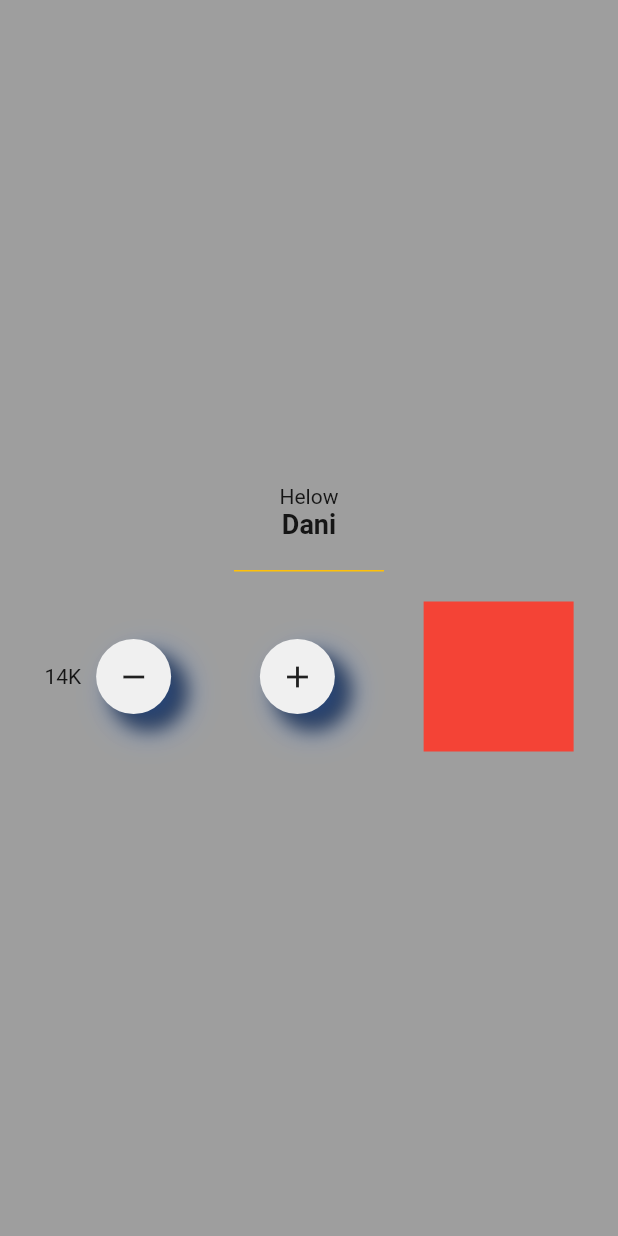
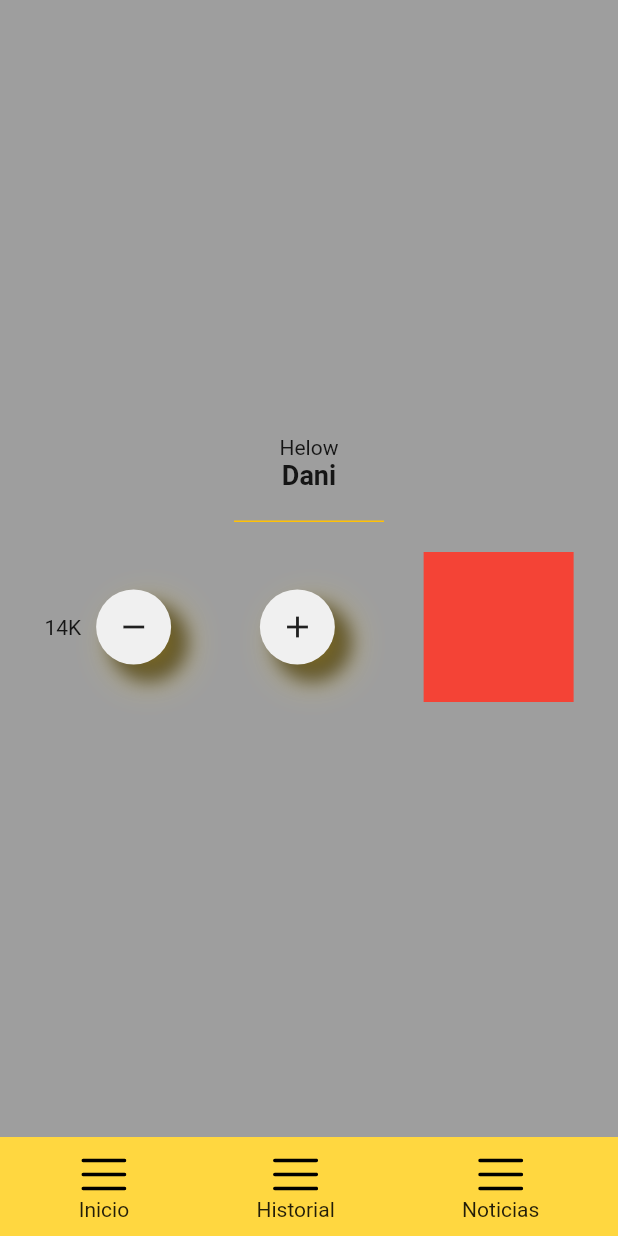
Before and after one commit to danirp23/flutter, a Flutter app: the screen it shows after launch, on a phone screen of 412 x 824 dp. Run offline on Flutter 3.47's test engine with Material 2 defaults, Android fonts, the phone set to English and light mode, and no system bars; our stand-ins replace flutter_svg.

Commit message:
clase 31, menu parte 1

```diff
--- a/my_flutter_app_2/lib/page/home_page.dart
+++ b/my_flutter_app_2/lib/page/home_page.dart
@@ -1,5 +1,6 @@
 import 'package:flutter/cupertino.dart';
 import 'package:flutter/material.dart';
+import 'package:my_flutter_app_2/widgets/bottom_menu.dart';
 import '../widgets/circle_container.dart';
 import 'package:flutter_svg/flutter_svg.dart';
 
@@ -8,6 +9,13 @@ class HomePage extends StatelessWidget {
   Widget build(BuildContext context) {
     return Scaffold(
       backgroundColor: Colors.white,
+      bottomNavigationBar: BottomMenu(
+        items: [
+          BottoMenuItem(iconPath: 'assets/icons/menu.svg', label: 'Inicio'),
+          BottoMenuItem(iconPath: 'assets/icons/menu.svg', label: 'Historial'),
+          BottoMenuItem(iconPath: 'assets/icons/menu.svg', label: 'Noticias'),
+        ],
+      ),
       body: SafeArea(
         top: true,
         bottom: true,
--- /dev/null
+++ b/my_flutter_app_2/lib/widgets/bottom_menu.dart
@@ -0,0 +1,41 @@
+import 'package:flutter/cupertino.dart';
+import 'package:flutter/material.dart';
+import 'package:flutter_svg/flutter_svg.dart';
+
+class BottoMenuItem {
+  final String iconPath, label;
+
+  BottoMenuItem({@required this.iconPath, this.label});
+}
+
+class BottomMenu extends StatelessWidget {
+  final List<BottoMenuItem> items;
+
+  BottomMenu({@required this.items})
+      : assert(items != null && items.length > 0);
+
+  @override
+  Widget build(BuildContext context) {
+    return Container(
+      color: Colors.amberAccent,
+      padding: EdgeInsets.all(10),
+      child: SafeArea(
+          child: Row(
+        mainAxisAlignment: MainAxisAlignment.spaceAround,
+        children: List.generate(items.length, (index) {
+          final BottoMenuItem item = items[index];
+          return Column(
+            mainAxisSize: MainAxisSize.min,
+            children: <Widget>[
+              SvgPicture.asset(
+                item.iconPath,
+                width: 30,
+              ),
+              Text(item.label)
+            ],
+          );
+        }),
+      )),
+    );
+  }
+}
--- a/my_flutter_app_2/lib/widgets/circle_container.dart
+++ b/my_flutter_app_2/lib/widgets/circle_container.dart
@@ -25,7 +25,7 @@ class CircleContainer extends StatelessWidget {
             BoxShadow(
                 color: Colors.black87, blurRadius: 10, offset: Offset(10, 10)),
             BoxShadow(
-                color: Colors.blueAccent.withOpacity(0.5),
+                color: Colors.amberAccent.withOpacity(0.5),
                 blurRadius: 20,
                 offset: Offset(10, 10))
           ]),
```
